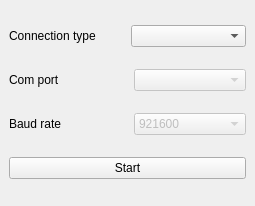
Old version of the form comWindow.ui in the repository UBC-Rocket/UBCRocketGroundStation.
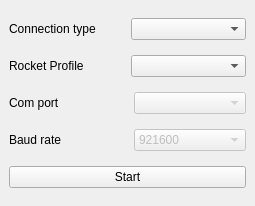
New version of the form.

Commit message:
Add primitive implementation of rocket profiles
- Added RocketProfile class. It currently just contains a dictionary
  with button names and commands they should send as keys and values
  respectively.
- Added a RocketProfile selector box to comWindow
- An arbitrary number of buttons from a RocketProfile are now
  created in MainApp when it is instantiated.
- Made start take *args and **kwargs as arguments and pass them along
  to window so that it doesn't need to be updated whenever MainApp is.

What changed in the file:
```diff
--- a/comWindow.ui
+++ b/comWindow.ui
@@ -29,6 +29,20 @@
       </item>
      </layout>
     </item>
+    <item>
+     <layout class="QHBoxLayout" name="horizontalLayout_4">
+      <item>
+       <widget class="QLabel" name="label_4">
+        <property name="text">
+         <string>Rocket Profile</string>
+        </property>
+       </widget>
+      </item>
+      <item>
+       <widget class="QComboBox" name="rocketBox"/>
+      </item>
+     </layout>
+    </item>
     <item>
      <layout class="QHBoxLayout" name="horizontalLayout_2">
       <property name="sizeConstraint">
```
The commit also changes 6 other files.
